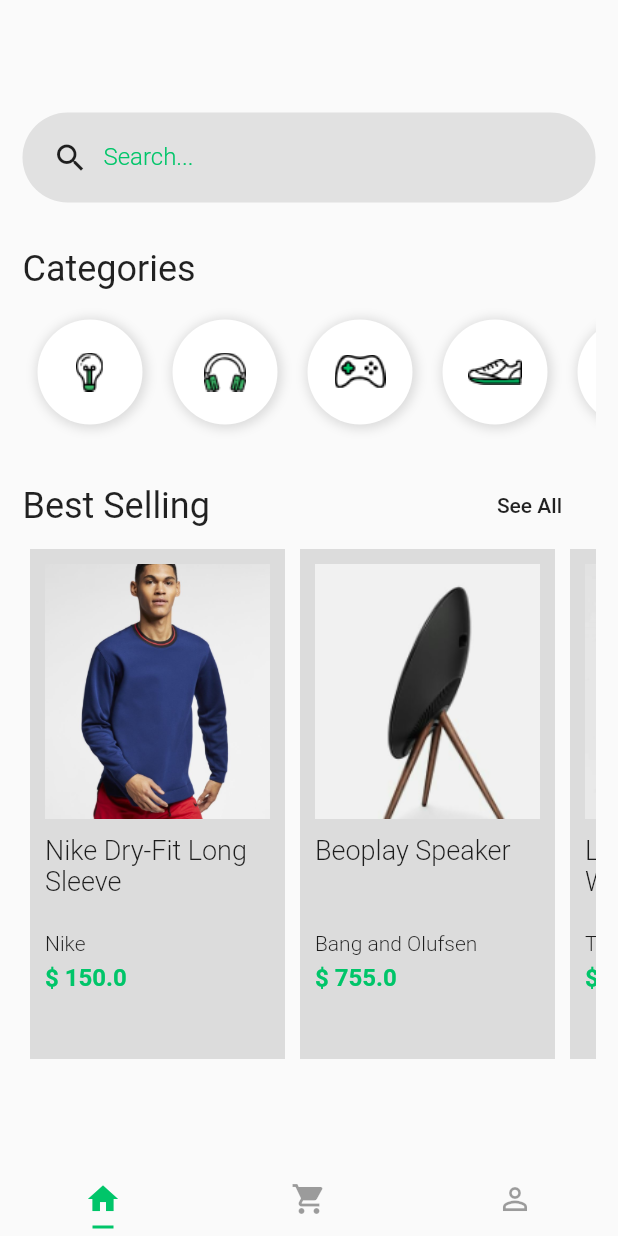
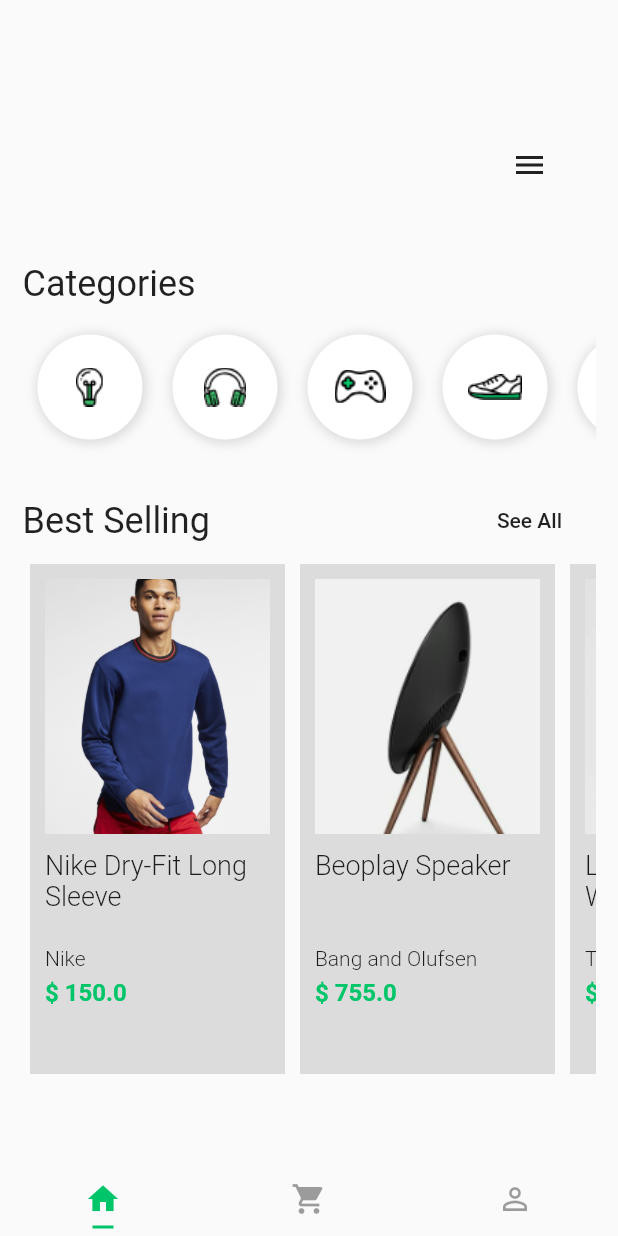
Before and after one commit to daygorgonha/e-commerce, a Flutter app: the screen it shows after launch, on a phone screen of 412 x 824 dp. Run offline on Flutter 3.47's test engine with Material 2 defaults, Android fonts, the phone set to English and light mode, and no system bars.

Commit message:
feat: created animations

```diff
--- a/lib/pages/product.page.dart
+++ b/lib/pages/product.page.dart
@@ -27,10 +27,13 @@ class ProductPage extends StatelessWidget {
               pinned: true,
               flexibleSpace: FlexibleSpaceBar(
                 centerTitle: true,
-                background: Image.asset(
-                  image,
-                  width: double.infinity,
-                  fit: BoxFit.fitWidth,
+                background: Hero(
+                  tag: image,
+                  child: Image.asset(
+                    image,
+                    width: double.infinity,
+                    fit: BoxFit.fitWidth,
+                  ),
                 ),
               ),
             ),
--- a/lib/pages/widgets/category/category-list.widget.dart
+++ /dev/null
@@ -1,20 +0,0 @@
-import 'package:flutter/material.dart';
-import 'package:layouts_no_flutter/pages/widgets/category/category-item.widget.dart';
-
-class CategoryList extends StatelessWidget {
-  @override
-  Widget build(BuildContext context) {
-    return Container(
-      child: ListView(
-        scrollDirection: Axis.horizontal,
-        children: <Widget>[
-          CategoryItem(image: "assets/Icon_Devices.png"),
-          CategoryItem(image: "assets/Icon_Gadgets.png"),
-          CategoryItem(image: "assets/Icon_Gaming.png"),
-          CategoryItem(image: "assets/Icon_Mens_Shoe.png"),
-          CategoryItem(image: "assets/Icon_Womens_Shoe.png"),
-        ],
-      ),
-    );
-  }
-}
--- a/lib/pages/widgets/product/product-card.widget.dart
+++ /dev/null
@@ -1,86 +0,0 @@
-import 'package:flutter/material.dart';
-import 'package:layouts_no_flutter/pages/product.page.dart';
-
-class ProductCard extends StatelessWidget {
-  final String image;
-  final String title;
-  final String description;
-  final double price;
-
-  ProductCard({
-    required this.image,
-    required this.title,
-    required this.description,
-    required this.price,
-  });
-
-  @override
-  Widget build(BuildContext context) {
-    return Container(
-      padding: EdgeInsets.all(10),
-      margin: EdgeInsets.all(5),
-      width: 170,
-      color: Colors.black12,
-      child: Column(
-        crossAxisAlignment: CrossAxisAlignment.start,
-        children: <Widget>[
-          GestureDetector(
-            onTap: () {
-              Navigator.push(
-                context,
-                MaterialPageRoute(
-                  builder: (context) => ProductPage(
-                    title: title,
-                    description: description,
-                    image: image,
-                    price: price,
-                  ),
-                ),
-              );
-            },
-            child: Image.asset(
-              image,
-              width: 170,
-              height: 170,
-              fit: BoxFit.cover,
-            ),
-          ),
-          SizedBox(
-            height: 10,
-          ),
-          Container(
-            height: 60,
-            child: Text(
-              title,
-              style: TextStyle(
-                fontSize: 18,
-                fontWeight: FontWeight.w300,
-              ),
-            ),
-          ),
-          SizedBox(
-            height: 5,
-          ),
-          Text(
-            description,
-            style: TextStyle(
-              fontSize: 14,
-              fontWeight: FontWeight.w300,
-            ),
-          ),
-          SizedBox(
-            height: 5,
-          ),
-          Text(
-            "\$ $price",
-            style: TextStyle(
-              fontSize: 16,
-              fontWeight: FontWeight.bold,
-              color: Theme.of(context).primaryColor,
-            ),
-          ),
-        ],
-      ),
-    );
-  }
-}
--- a/lib/pages/widgets/product/product-list.widget.dart
+++ /dev/null
@@ -1,49 +0,0 @@
-import 'package:flutter/material.dart';
-import 'package:layouts_no_flutter/pages/widgets/product/product-card.widget.dart';
-
-class ProductList extends StatelessWidget {
-  final Axis scrollDirection;
-
-  ProductList({required this.scrollDirection});
-
-  @override
-  Widget build(BuildContext context) {
-    return Container(
-      child: ListView(
-        scrollDirection: scrollDirection,
-        children: <Widget>[
-          ProductCard(
-            title: "Nike Dry-Fit Long Sleeve",
-            description: "Nike",
-            image: "assets/product-10.png",
-            price: 150,
-          ),
-          ProductCard(
-            title: "Beoplay Speaker",
-            description: "Bang and Olufsen",
-            image: "assets/product-1.png",
-            price: 755,
-          ),
-          ProductCard(
-            title: "Leather Wristwatch",
-            description: "Tag Heuer",
-            image: "assets/product-2.png",
-            price: 150,
-          ),
-          ProductCard(
-            title: "Smart Bluetooth Speaker",
-            description: "Google Inc.",
-            image: "assets/product-3.png",
-            price: 900,
-          ),
-          ProductCard(
-            title: "Smart Luggage",
-            description: "Smart Inc.",
-            image: "assets/product-4.png",
-            price: 1000,
-          ),
-        ],
-      ),
-    );
-  }
-}
--- a/lib/pages/widgets/search-box.widget.dart
+++ /dev/null
@@ -1,44 +0,0 @@
-import 'package:flutter/material.dart';
-
-class SearchBox extends StatelessWidget {
-  @override
-  Widget build(BuildContext context) {
-    return Container(
-      height: 60,
-      padding: EdgeInsets.only(
-        left: 20,
-      ),
-      decoration: BoxDecoration(
-        color: Colors.black.withOpacity(0.1),
-        borderRadius: BorderRadius.all(
-          Radius.circular(128),
-        ),
-      ),
-      child: Row(
-        children: <Widget>[
-          Icon(Icons.search),
-          Container(
-            width: 300,
-            padding: EdgeInsets.only(left: 10),
-            child: TextFormField(
-              keyboardType: TextInputType.text,
-              decoration: InputDecoration(
-                border: InputBorder.none,
-                labelText: "Search...",
-                labelStyle: TextStyle(
-                  color: Theme.of(context).primaryColor,
-                  fontWeight: FontWeight.w300,
-                  fontSize: 16,
-                ),
-              ),
-              style: TextStyle(
-                fontSize: 20,
-                color: Theme.of(context).primaryColor,
-              ),
-            ),
-          ),
-        ],
-      ),
-    );
-  }
-}
--- /dev/null
+++ b/lib/widgets/animated-input.widget.dart
@@ -0,0 +1,102 @@
+import 'package:flutter/material.dart';
+
+class AnimatedInput extends StatelessWidget {
+  late final AnimationController controller;
+  late final Animation<Color> containerColorAnim;
+  late final Animation<double> containerOpacityAnim;
+  late final Animation<double> containerBorderRadiusAnim;
+  late Animation<double> containerSizeAnim;
+
+  AnimatedInput({required this.controller})
+      : containerOpacityAnim = Tween(begin: 0.0, end: 1.0).animate(
+          CurvedAnimation(
+            parent: controller,
+            curve: const Interval(0.7, 0.9),
+          ),
+        ),
+        containerSizeAnim = Tween<double>(
+          begin: 60,
+          end: 280,
+        ).animate(
+          CurvedAnimation(
+            parent: controller,
+            curve: const Interval(0.2, 0.3),
+          ),
+        ),
+        containerBorderRadiusAnim = Tween<double>(
+          begin: 0.0,
+          end: 30,
+        ).animate(
+          CurvedAnimation(
+            parent: controller,
+            curve: const Interval(0.25, 0.4),
+          ),
+        ),
+        containerColorAnim = Tween(
+          begin: Colors.white.withOpacity(0),
+          end: Colors.black12,
+        ).animate(
+          CurvedAnimation(
+            parent: controller,
+            curve: const Interval(0.0, 0.25),
+          ),
+        );
+
+  @override
+  Widget build(BuildContext context) {
+    return AnimatedBuilder(
+      builder: _animated,
+      animation: controller,
+    );
+  }
+
+  @override
+  Widget _animated(context, child) {
+    return Container(
+      height: 60,
+      decoration: BoxDecoration(
+        color: containerColorAnim.value,
+        borderRadius: BorderRadius.all(
+          Radius.circular(
+            containerBorderRadiusAnim.value,
+          ),
+        ),
+      ),
+      margin: const EdgeInsets.all(5),
+      width: containerSizeAnim.value,
+      child: Opacity(
+        opacity: containerOpacityAnim.value,
+        child: Row(
+          children: <Widget>[
+            const SizedBox(
+              width: 20,
+            ),
+            const Icon(Icons.search),
+            const SizedBox(
+              width: 20,
+            ),
+            Container(
+              width: 200,
+              child: TextFormField(
+                keyboardType: TextInputType.text,
+                decoration: InputDecoration(
+                  border: InputBorder.none,
+                  labelText: "Search ...",
+                  labelStyle: TextStyle(
+                    color: Theme.of(context).primaryColor,
+                    fontWeight: FontWeight.w300,
+                    fontSize: 16,
+                  ),
+                ),
+                style: TextStyle(
+                  fontSize: 20,
+                  color: Theme.of(context).primaryColor,
+                ),
+              ),
+            ),
+          ],
+        ),
+      ),
+    );
+  }
+}
--- /dev/null
+++ b/lib/widgets/category/category-list.widget.dart
@@ -0,0 +1,20 @@
+import 'package:flutter/material.dart';
+import 'package:layouts_no_flutter/widgets/category/category-item.widget.dart';
+
+class CategoryList extends StatelessWidget {
+  @override
+  Widget build(BuildContext context) {
+    return Container(
+      child: ListView(
+        scrollDirection: Axis.horizontal,
+        children: <Widget>[
+          CategoryItem(image: "assets/Icon_Devices.png"),
+          CategoryItem(image: "assets/Icon_Gadgets.png"),
+          CategoryItem(image: "assets/Icon_Gaming.png"),
+          CategoryItem(image: "assets/Icon_Mens_Shoe.png"),
+          CategoryItem(image: "assets/Icon_Womens_Shoe.png"),
+        ],
+      ),
+    );
+  }
+}
--- /dev/null
+++ b/lib/widgets/product/product-card.widget.dart
@@ -0,0 +1,89 @@
+import 'package:flutter/material.dart';
+import 'package:layouts_no_flutter/pages/product.page.dart';
+
+class ProductCard extends StatelessWidget {
+  final String image;
+  final String title;
+  final String description;
+  final double price;
+
+  ProductCard({
+    required this.image,
+    required this.title,
+    required this.description,
+    required this.price,
+  });
+
+  @override
+  Widget build(BuildContext context) {
+    return Container(
+      padding: EdgeInsets.all(10),
+      margin: EdgeInsets.all(5),
+      width: 170,
+      color: Colors.black12,
+      child: Column(
+        crossAxisAlignment: CrossAxisAlignment.start,
+        children: <Widget>[
+          GestureDetector(
+            onTap: () {
+              Navigator.push(
+                context,
+                MaterialPageRoute(
+                  builder: (context) => ProductPage(
+                    title: title,
+                    description: description,
+                    image: image,
+                    price: price,
+                  ),
+                ),
+              );
+            },
+            child: Hero(
+              tag: image,
+              child: Image.asset(
+                image,
+                width: 170,
+                height: 170,
+                fit: BoxFit.cover,
+              ),
+            ),
+          ),
+          SizedBox(
+            height: 10,
+          ),
+          Container(
+            height: 60,
+            child: Text(
+              title,
+              style: TextStyle(
+                fontSize: 18,
+                fontWeight: FontWeight.w300,
+              ),
+            ),
+          ),
+          SizedBox(
+            height: 5,
+          ),
+          Text(
+            description,
+            style: TextStyle(
+              fontSize: 14,
+              fontWeight: FontWeight.w300,
+            ),
+          ),
+          SizedBox(
+            height: 5,
+          ),
+          Text(
+            "\$ $price",
+            style: TextStyle(
+              fontSize: 16,
+              fontWeight: FontWeight.bold,
+              color: Theme.of(context).primaryColor,
+            ),
+          ),
+        ],
+      ),
+    );
+  }
+}
--- /dev/null
+++ b/lib/widgets/product/product-list.widget.dart
@@ -0,0 +1,49 @@
+import 'package:flutter/material.dart';
+import 'package:layouts_no_flutter/widgets/product/product-card.widget.dart';
+
+class ProductList extends StatelessWidget {
+  final Axis scrollDirection;
+
+  ProductList({required this.scrollDirection});
+
+  @override
+  Widget build(BuildContext context) {
+    return Container(
+      child: ListView(
+        scrollDirection: scrollDirection,
+        children: <Widget>[
+          ProductCard(
+            title: "Nike Dry-Fit Long Sleeve",
+            description: "Nike",
+            image: "assets/product-10.png",
+            price: 150,
+          ),
+          ProductCard(
+            title: "Beoplay Speaker",
+            description: "Bang and Olufsen",
+            image: "assets/product-1.png",
+            price: 755,
+          ),
+          ProductCard(
+            title: "Leather Wristwatch",
+            description: "Tag Heuer",
+            image: "assets/product-2.png",
+            price: 150,
+          ),
+          ProductCard(
+            title: "Smart Bluetooth Speaker",
+            description: "Google Inc.",
+            image: "assets/product-3.png",
+            price: 900,
+          ),
+          ProductCard(
+            title: "Smart Luggage",
+            description: "Smart Inc.",
+            image: "assets/product-4.png",
+            price: 1000,
+          ),
+        ],
+      ),
+    );
+  }
+}
--- /dev/null
+++ b/lib/widgets/search-box.widget.dart
@@ -0,0 +1,53 @@
+import 'package:flutter/material.dart';
+import 'package:layouts_no_flutter/widgets/animated-input.widget.dart';
+
+class SearchBox extends StatefulWidget {
+  @override
+  State<SearchBox> createState() => _SearchBoxState();
+}
+
+class _SearchBoxState extends State<SearchBox>
+    with SingleTickerProviderStateMixin {
+  late AnimationController _controller;
+  bool menuOpened = false;
+
+  @override
+  void initState() {
+    super.initState();
+    _controller = new AnimationController(
+      vsync: this,
+      duration: Duration(
+        seconds: 1,
+      ),
+    );
+  }
+
+  @override
+  void dispose() {
+    _controller.dispose();
+    super.dispose();
+  }
+
+  @override
+  Widget build(BuildContext context) {
+    return Row(
+      mainAxisAlignment: MainAxisAlignment.spaceBetween,
+      children: <Widget>[
+        AnimatedInput(
+          controller: _controller,
+        ),
+        FlatButton(
+          onPressed: () {
+            !menuOpened ? _controller.forward() : _controller.reverse();
+            menuOpened = !menuOpened;
+          },
+          child: AnimatedIcon(
+            icon: AnimatedIcons.menu_close,
+            progress: _controller,
+            semanticLabel: 'Open Menu',
+          ),
+        ),
+      ],
+    );
+  }
+}
```
Also changed, not shown: lib/pages/home.page.dart (+4 -3 lines), pubspec.yaml (+7 -0 lines), icon/icon.png (added), lib/widgets/category/category-item.widget.dart (renamed from lib/pages/widgets/category/category-item.widget.dart), pubspec.lock.
